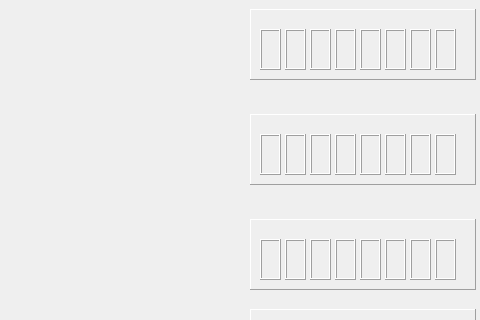
Before: the Qt Designer form src/mainwindow.ui in frechilla/qslotracing, drawn with Qt 5; both pictures show x 0 to 480 and y 266 to 586 of the 1100 by 800 pixel window.
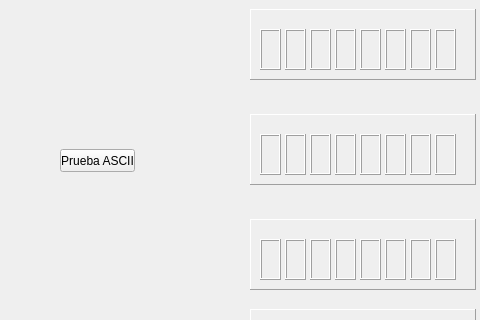
After: the same form once the commit is applied.

Commit message: debug ascii sniffer into mainwindow. Fuel events working

```diff
--- a/src/mainwindow.ui
+++ b/src/mainwindow.ui
@@ -1063,6 +1063,19 @@
      </property>
     </widget>
    </widget>
+   <widget class="QPushButton" name="pushButton">
+    <property name="geometry">
+     <rect>
+      <x>60</x>
+      <y>415</y>
+      <width>75</width>
+      <height>23</height>
+     </rect>
+    </property>
+    <property name="text">
+     <string>Prueba ASCII</string>
+    </property>
+   </widget>
   </widget>
   <widget class="QMenuBar" name="menuBar">
    <property name="geometry">
```
Left out of the diff: 2 changed lines with no effect on the pictures. The commit also changes 5 other files.
